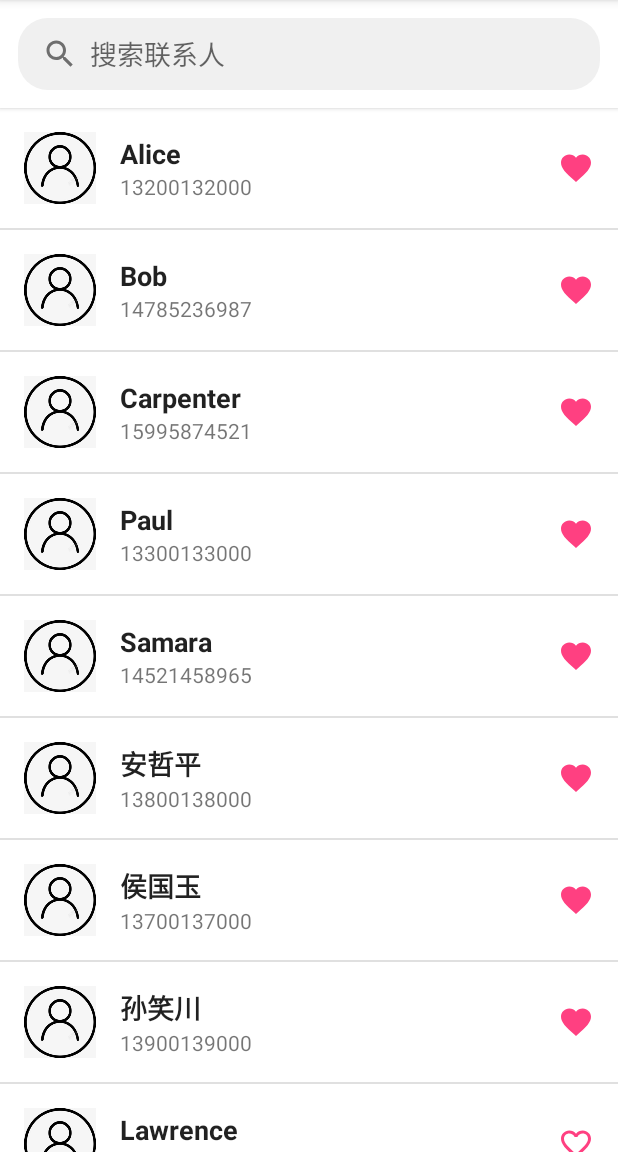
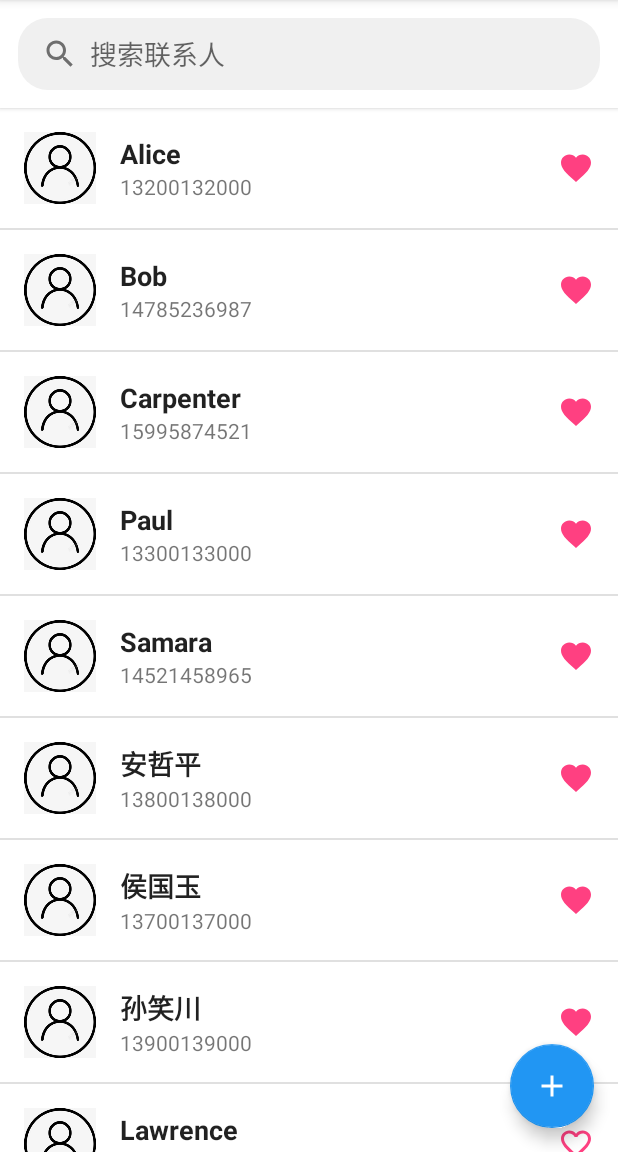
Before and after one commit to styx912/ContactList, an Android app: the screen it shows after launch (MainActivity), on a phone screen of 412 x 824 dp, the part 84-1236 px from its top. Run offline under Robolectric (Android 15) with nearby library versions, the phone set to English and light mode, and no system bars.

Commit message:
新增悬浮添加联系人按钮

```diff
--- a/app/src/main/res/layout/activity_main.xml
+++ b/app/src/main/res/layout/activity_main.xml
@@ -1,6 +1,13 @@
 <?xml version="1.0" encoding="utf-8"?>
+<RelativeLayout
+    xmlns:android="http://schemas.android.com/apk/res/android"
+    xmlns:app="http://schemas.android.com/apk/res-auto"
+    android:layout_width="match_parent"
+    android:layout_height="match_parent">
+
+    <!-- 原来的LinearLayout内容 -->
     <LinearLayout
-    xmlns:android="http://schemas.android.com/apk/res/android"
+        android:id="@+id/main_content"
         android:layout_width="match_parent"
         android:layout_height="match_parent"
         android:orientation="vertical">
@@ -28,13 +35,14 @@
                 android:drawableStart="@drawable/ic_search"
                 android:drawablePadding="8dp"
                 android:background="@drawable/search_background"
-            android:minHeight="48dp"/> <!-- 显式声明最小高度 -->
+                android:minHeight="48dp"/>
 
             <Button
                 android:id="@+id/clearButton"
                 android:layout_width="wrap_content"
                 android:layout_height="wrap_content"
                 android:text="取消"
+                android:textSize="18sp"
                 android:textColor="#FF4081"
                 android:background="@android:color/transparent"
                 android:visibility="gone"/>
@@ -45,3 +53,17 @@
             android:layout_width="match_parent"
             android:layout_height="match_parent"/>
     </LinearLayout>
+
+    <!-- 添加联系人按钮 -->
+    <com.google.android.material.floatingactionbutton.FloatingActionButton
+        android:id="@+id/fab_add"
+        android:layout_width="wrap_content"
+        android:layout_height="wrap_content"
+        android:layout_alignParentBottom="true"
+        android:layout_alignParentEnd="true"
+        android:layout_margin="16dp"
+        android:src="@drawable/ic_add"
+        android:contentDescription="添加联系人"
+        app:backgroundTint="#2196F3"
+        app:tint="#FFFFFF"/>
+</RelativeLayout>
```
Lines whose indentation alone changed are shown as unchanged.
